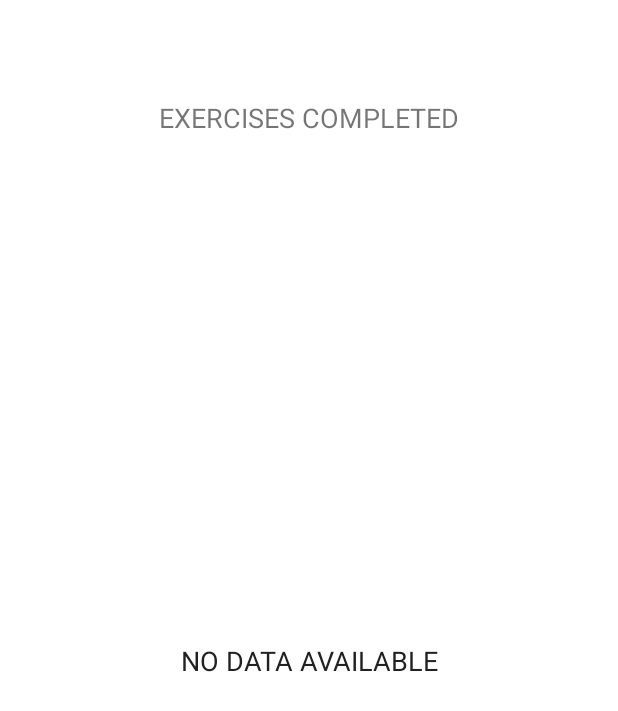
After one commit to krishpatel-dev/7MinWorkout, an Android app: the layout activity_history.xml on its own in the app's theme, with its tools: preview values and no code run, on a phone screen of 412 x 824 dp. The commit adds this screen. Shown: the top 711 px of the screen. Run offline under Robolectric (Android 15) with nearby library versions, the phone set to English and light mode, and no system bars.

Commit message:
history activity finalised

```diff
--- a/app/build.gradle.kts
+++ b/app/build.gradle.kts
@@ -1,6 +1,7 @@
 plugins {
     id("com.android.application")
     id("org.jetbrains.kotlin.android")
+    id("kotlin-kapt")
 }
 
 android {
@@ -47,4 +48,9 @@
     testImplementation("junit:junit:4.13.2")
     androidTestImplementation("androidx.test.ext:junit:1.2.1")
     androidTestImplementation("androidx.test.espresso:espresso-core:3.6.1")
+
+    implementation("androidx.room:room-runtime:$2.6.1")
+    kapt("androidx.room:room-compiler:2.6.1")
+    implementation("androidx.room:room-ktx:2.6.1")
+    implementation ("androidx.activity:activity-ktx:1.3.1")
 }
--- a/app/src/main/AndroidManifest.xml
+++ b/app/src/main/AndroidManifest.xml
@@ -10,6 +10,7 @@
 
     <application
         android:allowBackup="true"
+        android:name=".WorkOutApp"
         android:dataExtractionRules="@xml/data_extraction_rules"
         android:fullBackupContent="@xml/backup_rules"
         android:icon="@mipmap/ic_launcher"
@@ -18,6 +19,9 @@
         android:supportsRtl="true"
         android:theme="@style/Theme._7MinutesWorkout"
         tools:targetApi="31">
+        <activity
+            android:name=".HistoryActivity"
+            android:exported="false" />
         <activity
             android:name=".BMIActivity"
             android:exported="false" />
--- a/app/src/main/java/com/krishhh/a7minutesworkout/MainActivity.kt
+++ b/app/src/main/java/com/krishhh/a7minutesworkout/MainActivity.kt
@@ -28,6 +28,11 @@
             startActivity(intent)
         }
 
+        binding?.flHistory?.setOnClickListener{
+            val intent = Intent(this, HistoryActivity::class.java)
+            startActivity(intent)
+        }
+
     }
 
     override fun onDestroy() {
--- /dev/null
+++ b/app/src/main/res/layout/activity_history.xml
@@ -0,0 +1,50 @@
+<?xml version="1.0" encoding="utf-8"?>
+<androidx.constraintlayout.widget.ConstraintLayout xmlns:android="http://schemas.android.com/apk/res/android"
+    xmlns:app="http://schemas.android.com/apk/res-auto"
+    xmlns:tools="http://schemas.android.com/tools"
+    android:layout_width="match_parent"
+    android:layout_height="match_parent"
+    tools:context=".HistoryActivity">
+
+    <androidx.appcompat.widget.Toolbar
+        android:id="@+id/toolbar_history_activity"
+        android:layout_width="match_parent"
+        android:layout_height="?android:attr/actionBarSize"
+        android:background="#FFFFFF"
+        app:layout_constraintTop_toTopOf="parent" />
+
+    <TextView
+        android:id="@+id/tvHistory"
+        android:layout_width="match_parent"
+        android:layout_height="wrap_content"
+        android:layout_margin="10dp"
+        android:gravity="center"
+        android:text="EXERCISES COMPLETED"
+        android:textSize="18sp"
+        android:visibility="gone"
+        app:layout_constraintTop_toBottomOf="@id/toolbar_history_activity"
+        tools:visibility="visible" />
+
+    <androidx.recyclerview.widget.RecyclerView
+        android:id="@+id/rvHistory"
+        android:layout_width="match_parent"
+        android:layout_height="wrap_content"
+        android:layout_marginTop="5dp"
+        android:visibility="gone"
+        app:layout_constraintTop_toBottomOf="@id/tvHistory"
+        tools:visibility="visible" />
+
+    <TextView
+        android:id="@+id/tvNoDataAvailable"
+        android:layout_width="match_parent"
+        android:layout_height="wrap_content"
+        android:gravity="center"
+        android:text="NO DATA AVAILABLE"
+        android:textColor="#212121"
+        android:textSize="18sp"
+        android:visibility="gone"
+        app:layout_constraintBottom_toBottomOf="parent"
+        app:layout_constraintTop_toBottomOf="@id/toolbar_history_activity"
+        tools:visibility="visible" />
+
+</androidx.constraintlayout.widget.ConstraintLayout>
--- a/app/src/main/res/values/themes.xml
+++ b/app/src/main/res/values/themes.xml
@@ -3,6 +3,14 @@
     <style name="Base.Theme._7MinutesWorkout" parent="Theme.MaterialComponents.DayNight.NoActionBar">
         <!-- Customize your light theme here. -->
         <!-- <item name="colorPrimary">@color/my_light_primary</item> -->
+
+        <!-- Primary brand color. -->
+        <item name="colorPrimary">@color/colorAccent</item>
+        <item name="colorPrimaryVariant">@color/colorAccent</item>
+        <item name="colorOnPrimary">@color/white</item>
+
+        <!-- Status bar color. -->
+        <item name="android:statusBarColor" tools:targetApi="l">?attr/colorPrimaryVariant</item>
     </style>
 
     <style name="ToolbarTheme" parent="@style/ThemeOverlay.MaterialComponents.ActionBar">
```
Also changed, not shown: app/src/main/java/com/krishhh/a7minutesworkout/FinishActivity.kt (+37 -0 lines), app/src/main/java/com/krishhh/a7minutesworkout/HistoryActivity.kt (added, +68 -0 lines), app/src/main/java/com/krishhh/a7minutesworkout/HistoryAdapter.kt (added, +49 -0 lines), app/src/main/java/com/krishhh/a7minutesworkout/HistoryDao.kt (added, +16 -0 lines), app/src/main/java/com/krishhh/a7minutesworkout/HistoryDatabase.kt (added, +36 -0 lines), app/src/main/java/com/krishhh/a7minutesworkout/HistoryEntity.kt (added, +10 -0 lines), app/src/main/java/com/krishhh/a7minutesworkout/WorkOutApp.kt (added, +10 -0 lines), app/src/main/res/layout/activity_main.xml (+44 -13 lines), app/src/main/res/layout/item_history_row.xml (added, +32 -0 lines), app/src/main/res/drawable/ic_calendar.png (added).
